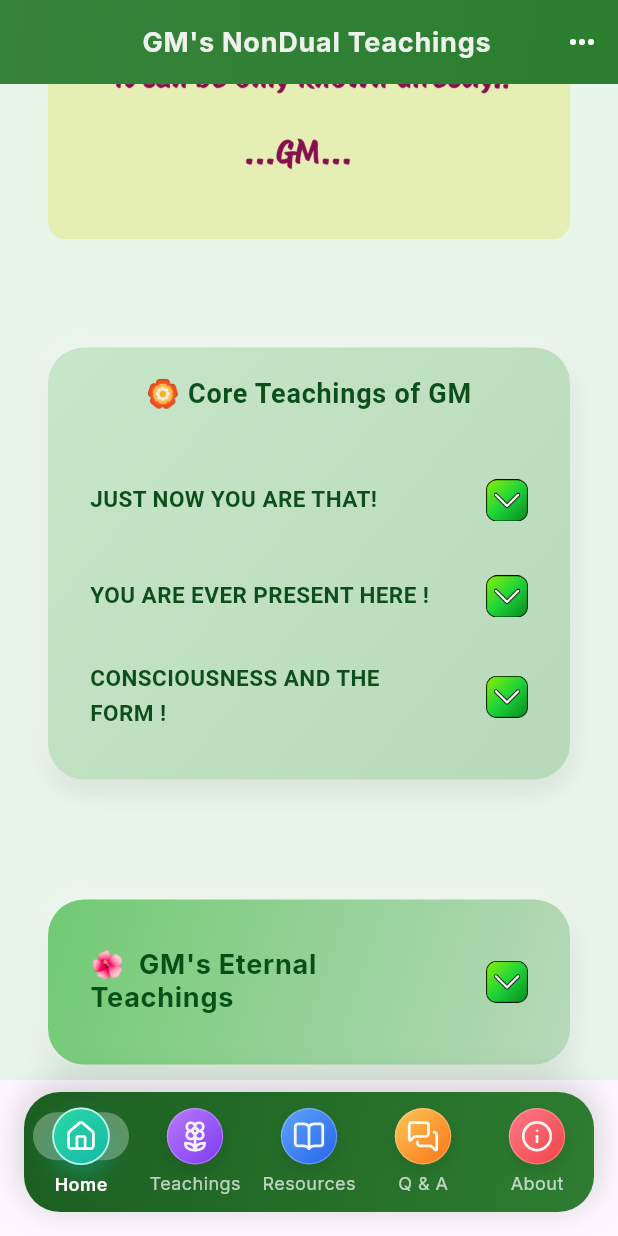
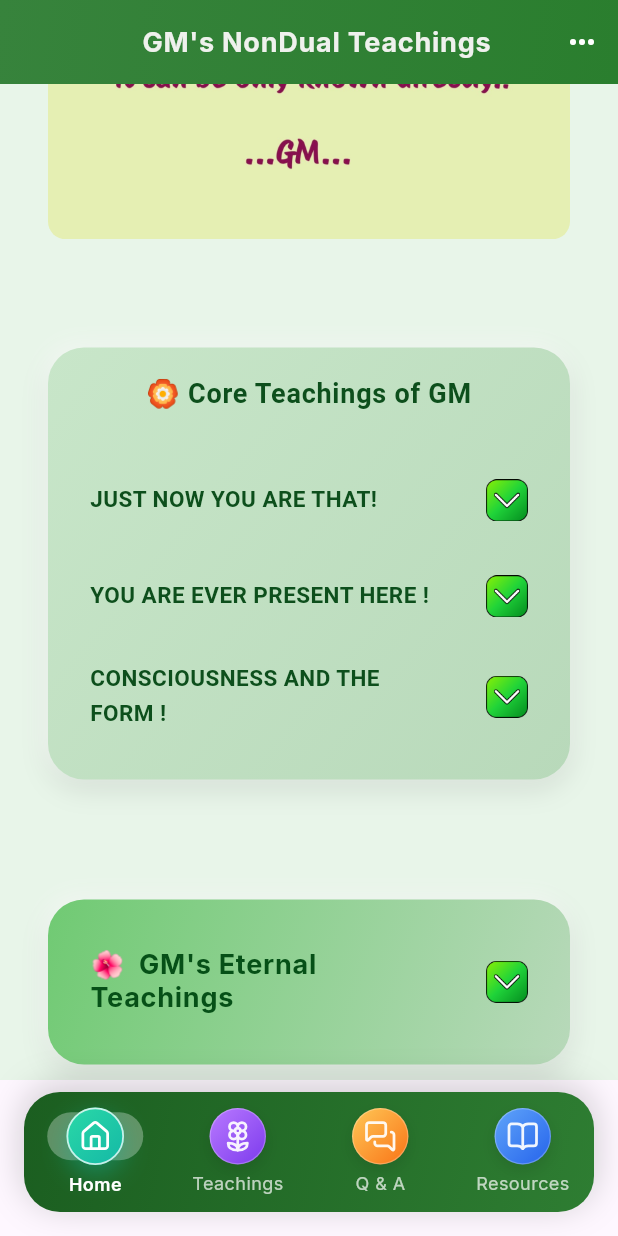
Before and after one commit to vidyasekaran/nondual_app12, a Flutter app: the screen it shows after launch, scrolled down 576 dp, on a phone screen of 412 x 824 dp. Run offline on Flutter 3.47's test engine with Material 3 defaults, Android fonts, the phone set to English and light mode, and no system bars; our stand-ins replace animated_text_kit, font_awesome_flutter, google_fonts, image_picker, just_audio, lucide_icons and 1 more; accounts and stored records are empty; network calls fail.

Commit message:
about removed

```diff
--- a/lib/main.dart
+++ b/lib/main.dart
@@ -293,9 +293,9 @@ class _MainScaffoldState extends State<MainScaffold> {
   List<Widget> get _pages => [
     HomePage(aboutHeaderUrl: _aboutHeaderUrl),
     const MyPage(),
+    const QAPage(),
     const ResourceGrid(),
-    const QAPage(),
-    const Center(child: Text("About Page - Version 2.1")),
+    //const Center(child: Text("About Page - Version 2.1")),
   ];
 
   Widget _buildNavIcon(
@@ -430,6 +430,20 @@ class _MainScaffoldState extends State<MainScaffold> {
                 label: 'Teachings',
               ),
 
+
+              NavigationDestination(
+                icon: _buildNavIcon(
+                  LucideIcons.messagesSquare,
+                  const [Color(0xFFFFC857), Color(0xFFF97316)],
+                ),
+                selectedIcon: _buildNavIcon(
+                  LucideIcons.messagesSquare,
+                  const [Color(0xFFFFC857), Color(0xFFF97316)],
+                  selected: true,
+                ),
+                label: 'Q & A',
+              ),
+
               NavigationDestination(
                 icon: _buildNavIcon(
                   LucideIcons.bookOpen,
@@ -442,37 +456,6 @@ class _MainScaffoldState extends State<MainScaffold> {
                 ),
                 label: 'Resources',
               ),
-              NavigationDestination(
-                icon: _buildNavIcon(
-                  LucideIcons.messagesSquare,
-                  const [Color(0xFFFFC857), Color(0xFFF97316)],
-                ),
-                selectedIcon: _buildNavIcon(
-                  LucideIcons.messagesSquare,
-                  const [Color(0xFFFFC857), Color(0xFFF97316)],
-                  selected: true,
-                ),
-                label: 'Q & A',
-              ),
-              /*              Holiday upload logic commented..*/
-              NavigationDestination(
-                icon: GestureDetector(
-                  //onDoubleTap: _pickAboutImage,
-                  child: _buildNavIcon(
-                    LucideIcons.info,
-                    const [Color(0xFFFF7A8A), Color(0xFFEF4444)],
-                  ),
-                ),
-                selectedIcon: GestureDetector(
-                  //onDoubleTap: _pickAboutImage,
-                  child: _buildNavIcon(
-                    LucideIcons.info,
-                    const [Color(0xFFFF7A8A), Color(0xFFEF4444)],
-                    selected: true,
-                  ),
-                ),
-                label: 'About',
-              ),
             ],
           ),
         ),
--- a/pubspec.yaml
+++ b/pubspec.yaml
@@ -98,8 +98,6 @@ flutter:
     - assets/images/wallpaper.jpg
     - assets/images/wallpaper.png
     - assets/images/wallpaper1.png
-    - assets/audio/ilnoor-thoughts-v3.mp3
-    - assets/audio/2025_04_10_11_55_31-v2.mp3
     - assets/text/coreteaching.txt
     - assets/text/aboutgm.txt
     - assets/text/teaching1.txt
```
